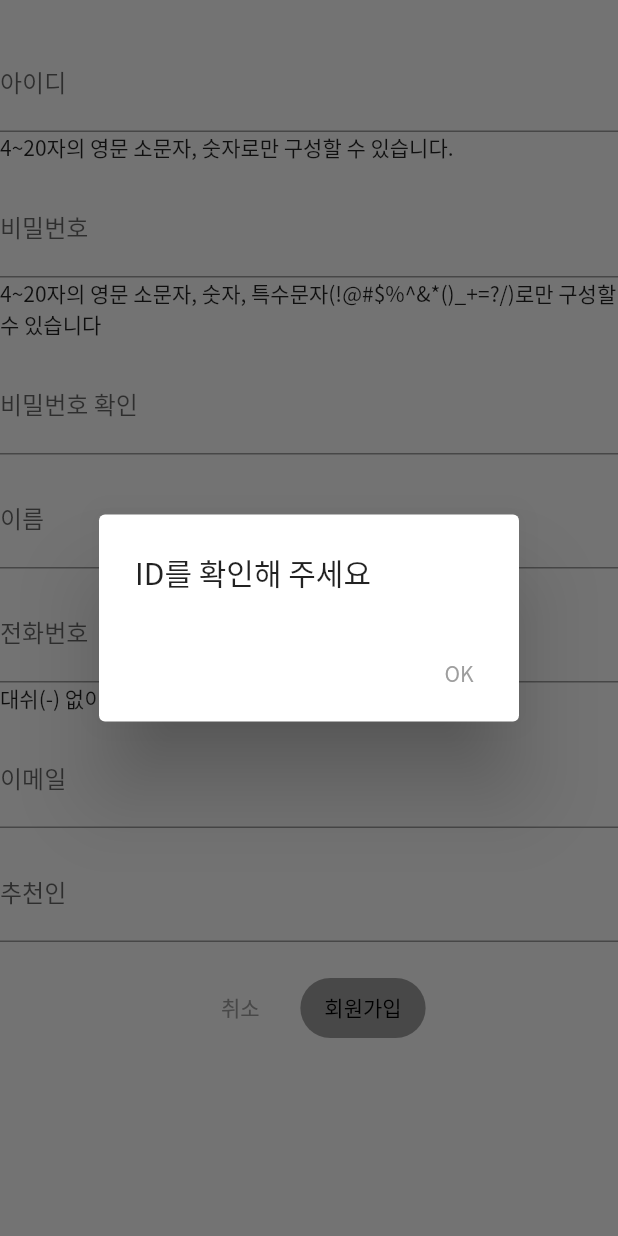
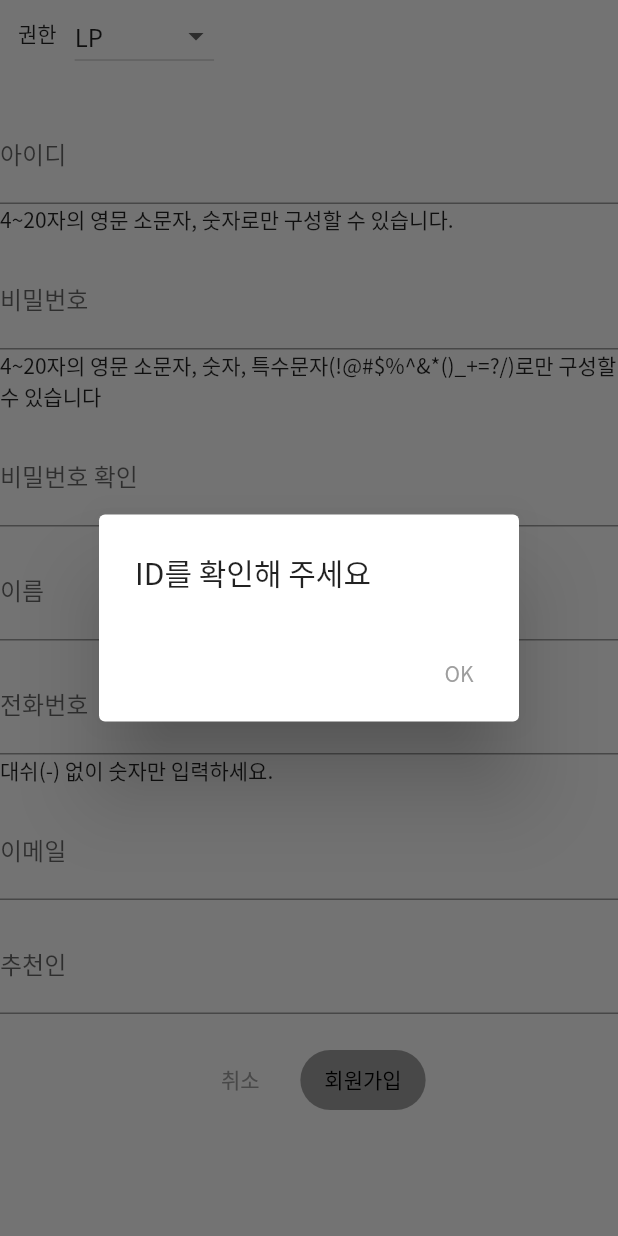
Before and after one commit to jhg6636/angelnet_front, a Flutter app: the MakeUserForm widget shown alone on an empty page, opened directly, after a tap on "회원가입", on a phone screen of 412 x 824 dp. Run offline on Flutter 3.47's test engine with Material 2 defaults, Android fonts, the light colour scheme and no system bars; our stand-ins replace device_info_plus, flutter_secure_storage, fluttertoast, get, table_calendar; accounts and stored records are empty; network calls fail.

Commit message:
회원 정보 수정 및 어드민 계정 생성 ui 작업

```diff
--- a/lib/screens/screen_frame.dart
+++ b/lib/screens/screen_frame.dart
@@ -21,6 +21,6 @@ class ScreenFrameState extends State<ScreenFrame> {
       appBar: WidgetUtils().appBar,
       drawer: drawer,
       body: widget.main,
-    );
+        );
   }
 }
--- a/lib/screens/admin/make_user_form.dart
+++ b/lib/widgets/admin/make_user_form.dart
@@ -1,6 +1,7 @@
 import 'dart:convert';
 import 'dart:io';
 
+import 'package:backoffice_front/utils/WidgetUtils.dart';
 import 'package:flutter/cupertino.dart';
 import 'package:flutter/material.dart';
 import 'package:flutter/services.dart';
@@ -8,15 +9,17 @@ import 'package:get/get.dart';
 import 'package:http/http.dart' as http;
 
 import '../../utils/StringUtils.dart';
-import '../common/home_screen.dart';
+import '../../screens/common/home_screen.dart';
 
 // todo 팝업일 때 회원 레벨 설정 및 스타트업일 경우 스타트업까지 같이 생성하기
 
 class MakeUserForm extends StatefulWidget {
 
   final bool isPopup;
+  final bool isEditing;
+  final String? stringId;
 
-  const MakeUserForm({super.key, required this.isPopup});
+  const MakeUserForm({super.key, required this.isPopup, required this.isEditing, required this.stringId});
 
   @override
   State<StatefulWidget> createState() => MakeUserFormState();
@@ -28,7 +31,7 @@ class MakeUserFormState extends State<MakeUserForm> {
   // TODO: 주소, 근무처, 명함첨부
 
   final _nameController = TextEditingController();
-  final _stringIdController = TextEditingController();
+  var _stringIdController = TextEditingController();
   final _passwordController = TextEditingController();
   final _passwordCheckController = TextEditingController();
   final _phoneController = TextEditingController();
@@ -36,19 +39,44 @@ class MakeUserFormState extends State<MakeUserForm> {
   final _recommenderController = TextEditingController();
   final _workspaceController = TextEditingController();
 
+  final _userLevelList = ['LP', 'STARTUP', 'ADMIN'];
+  String _userLevel = 'LP';
+
   @override
   Widget build(BuildContext context) {
+    _stringIdController = TextEditingController(text: widget.stringId);
     return SingleChildScrollView(
         child: Column(
+          mainAxisSize: MainAxisSize.min,
           mainAxisAlignment: MainAxisAlignment.spaceAround,
           crossAxisAlignment: CrossAxisAlignment.start,
           children: <Widget>[
+            if (widget.isPopup) Wrap(
+              children: [
+                const SizedBox(width: 12.0,),
+                const Padding(padding: EdgeInsets.fromLTRB(0, 12, 12, 0), child: Text("권한")),
+                DropdownButton<String>(
+                  value: _userLevel,
+                  items: _userLevelList.map<DropdownMenuItem<String>>(
+                          (value) {
+                        return DropdownMenuItem<String>(value: value, child: Text(value));
+                      }
+                  ).toList(),
+                  onChanged: (Object? value) {
+                    setState(() {
+                      _userLevel = value as String;
+                    });
+                  },
+                )
+              ],
+            ),
             const SizedBox(height: 24.0),
             TextField(
               keyboardType: TextInputType.text,
               controller: _stringIdController,
-              decoration: const InputDecoration(
+              decoration: InputDecoration(
                 labelText: '아이디',
+                enabled: !widget.isEditing,
               ),
               inputFormatters: [
                 FilteringTextInputFormatter.allow(RegExp("[a-z0-9]"))
@@ -148,7 +176,7 @@ class MakeUserFormState extends State<MakeUserForm> {
                   },
                 ),
                 FilledButton(
-                  child: const Text('회원가입'),
+                  child: widget.isEditing ? const Text("수정하기") : const Text("회원가입"),
                   onPressed: () async {
                     String? validityString = checkValidity();
                     print(validityString);
@@ -158,7 +186,10 @@ class MakeUserFormState extends State<MakeUserForm> {
                         if (response.statusCode != 200) {
                           print(jsonDecode(utf8.decode(response.bodyBytes)));
                         } else {
-                          if (!widget.isPopup) {
+                          if (widget.isEditing) {
+                            Get.back();
+                          }
+                          else if (!widget.isPopup) {
                             Get.to(const HomeScreen());
                             Get.deleteAll();
                           } else {
@@ -217,6 +248,7 @@ class MakeUserFormState extends State<MakeUserForm> {
   }
 
   bool isValidStringId() {
+    if (widget.isEditing) return true;
     String stringId = _stringIdController.text;
     if (RegExp("^[a-z0-9]{4,20}\$").hasMatch(stringId)) {
       return true;
--- a/lib/widgets/common/sign_up_screen_state.dart
+++ b/lib/widgets/common/sign_up_screen_state.dart
@@ -1,7 +1,7 @@
 import 'dart:convert';
 import 'dart:io';
 
-import 'package:backoffice_front/screens/admin/make_user_form.dart';
+import 'package:backoffice_front/widgets/admin/make_user_form.dart';
 import 'package:backoffice_front/screens/common/home_screen.dart';
 import 'package:backoffice_front/utils/WidgetUtils.dart';
 import 'package:flutter/material.dart';
@@ -33,7 +33,7 @@ class SignUpScreenState extends State<SignUpScreen> {
       body: const SafeArea(
         child: Padding(
           padding: WidgetUtils.smallPadding,
-          child: MakeUserForm(isPopup: false,)
+          child: MakeUserForm(isPopup: false, isEditing: false, stringId: null,)
         )
 
       ),
```
Also changed, not shown: lib/assets/routes.dart (deleted, +0 -27 lines), lib/models/admin/user.dart (+9 -0 lines), lib/screens/admin/manage_user_screen.dart (+4 -11 lines), lib/screens/common/edit_user_info_screen.dart (added, +19 -0 lines), lib/screens/common/mypage_screen.dart (deleted, +0 -9 lines), lib/screens/common/reset_password_screen.dart (deleted, +0 -9 lines), lib/widgets/core/drawer_header.dart (+7 -4 lines).
